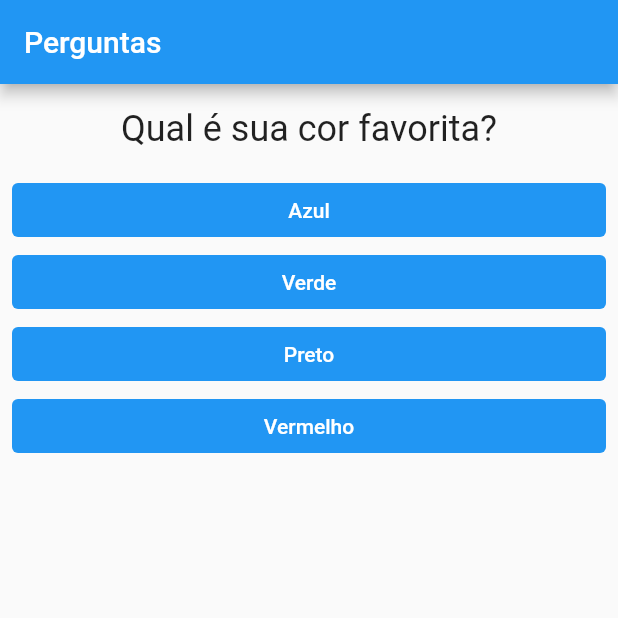
After one commit to iramarJunior/projeto_perguntas, a Flutter app: the screen it shows after launch, on a phone screen of 412 x 824 dp, the top half of it. The commit adds this screen. Run offline on Flutter 3.47's test engine with Material 2 defaults, Android fonts, the phone set to English and light mode, and no system bars.

Commit message:
Finishing the app

```diff
--- a/lib/main.dart
+++ b/lib/main.dart
@@ -1,65 +1,85 @@
 import 'package:flutter/material.dart';
-import 'package:projeto_perguntas/answer.dart';
-import 'package:projeto_perguntas/question.dart';
+import 'package:projeto_perguntas/quiz.dart';
+import './result.dart';
 
 void main() => runApp(const PerguntaApp());
 
 class _PerguntaAppState extends State<PerguntaApp> {
-  var _questionSelected = 0;
+  var _selectedQuestion = 0;
+  var _totalScore = 0;
 
   final _questions = const [
     {
       'question': 'Qual é sua cor favorita?',
-      'answers': ['Azul', 'Verde', 'Preto', 'Vermelho']
+      'answers': [
+        {'text': 'Azul', 'score': 10},
+        {'text': 'Verde', 'score': 5},
+        {'text': 'Preto', 'score': 5},
+        {'text': 'Vermelho', 'score': 5}
+      ]
     },
     {
       'question': 'Qual é seu animal favorito?',
-      'answers': ['Gato', 'Cachorro', 'Ornitorrinco', 'Dragão de Komoto']
+      'answers': [
+        {'text': 'Gato', 'score': 5},
+        {'text': 'Cachorro', 'score': 5},
+        {'text': 'Ornitorrinco', 'score': 5},
+        {'text': 'Dragão de Komoto', 'score': 10}
+      ]
     },
     {
       'question': 'Qual é sua comida preferida?',
-      'answers': ['Macarronada', 'Pizza', 'Lasanha', 'Churrasco']
+      'answers': [
+        {'text': 'Macarronada', 'score': 5},
+        {'text': 'Pizza', 'score': 5},
+        {'text': 'Lasanha', 'score': 10},
+        {'text': 'Churrasco', 'score': 5}
+      ]
     },
     {
       'question': 'Qual é seu console preferido?',
-      'answers': ['PC', 'XBox', 'PlayStation', 'Nintendo']
+      'answers': [
+        {'text': 'PC', 'score': 10},
+        {'text': 'XBox', 'score': 5},
+        {'text': 'PlayStation', 'score': 5},
+        {'text': 'Nintendo', 'score': 5}
+      ]
     },
   ];
 
-  void _toAnswer() {
+  void _toAnswer(int score) {
     if (haveSelectedQuestion) {
       setState(() {
-        _questionSelected++;
+        _selectedQuestion++;
+        _totalScore += score;
       });
     }
   }
 
+  void _restartQuiz() {
+    setState(() {
+      _selectedQuestion = 0;
+      _totalScore = 0;
+    });
+  }
+
   bool get haveSelectedQuestion {
-    return _questionSelected < _questions.length;
+    return _selectedQuestion < _questions.length;
   }
 
   @override
   Widget build(BuildContext context) {
-    List<String> answers = haveSelectedQuestion
-        ? _questions[_questionSelected].cast()['answers']
-        : [];
-
     return MaterialApp(
       home: Scaffold(
         appBar: AppBar(
           title: const Text('Perguntas'),
         ),
         body: haveSelectedQuestion
-            ? Column(
-                children: [
-                  Question(
-                      _questions[_questionSelected]['question'].toString()),
-                  ...answers
-                      .map((answer) => Answer(answer, _toAnswer))
-                      .toList(),
-                ],
-              )
-            : null,
+            ? Quiz(
+                questions: _questions,
+                selectedQuestion: _selectedQuestion,
+                toAnswer: _toAnswer)
+            : Result(_totalScore, _restartQuiz),
       ),
     );
   }
--- /dev/null
+++ b/lib/quiz.dart
@@ -0,0 +1,37 @@
+import 'package:flutter/material.dart';
+import './answer.dart';
+import './question.dart';
+
+class Quiz extends StatelessWidget {
+  const Quiz({
+    required this.questions,
+    required this.selectedQuestion,
+    required this.toAnswer,
+    Key? key,
+  }) : super(key: key);
+
+  final int selectedQuestion;
+  final List<Map<String, Object>> questions;
+  final void Function(int) toAnswer;
+
+  bool get haveSelectedQuestion {
+    return selectedQuestion < questions.length;
+  }
+
+  @override
+  Widget build(BuildContext context) {
+    List<Map<String, Object>> answers = haveSelectedQuestion
+        ? questions[selectedQuestion].cast()['answers']
+        : [];
+
+    return Column(
+      children: [
+        Question(questions[selectedQuestion]['question'].toString()),
+        ...answers.map((answer) {
+          return Answer(answer['text'].toString(),
+              () => toAnswer(int.parse(answer['score'].toString())));
+        }).toList(),
+      ],
+    );
+  }
+}
```
Also changed, not shown: lib/result.dart (added, +41 -0 lines), 1 other file.
